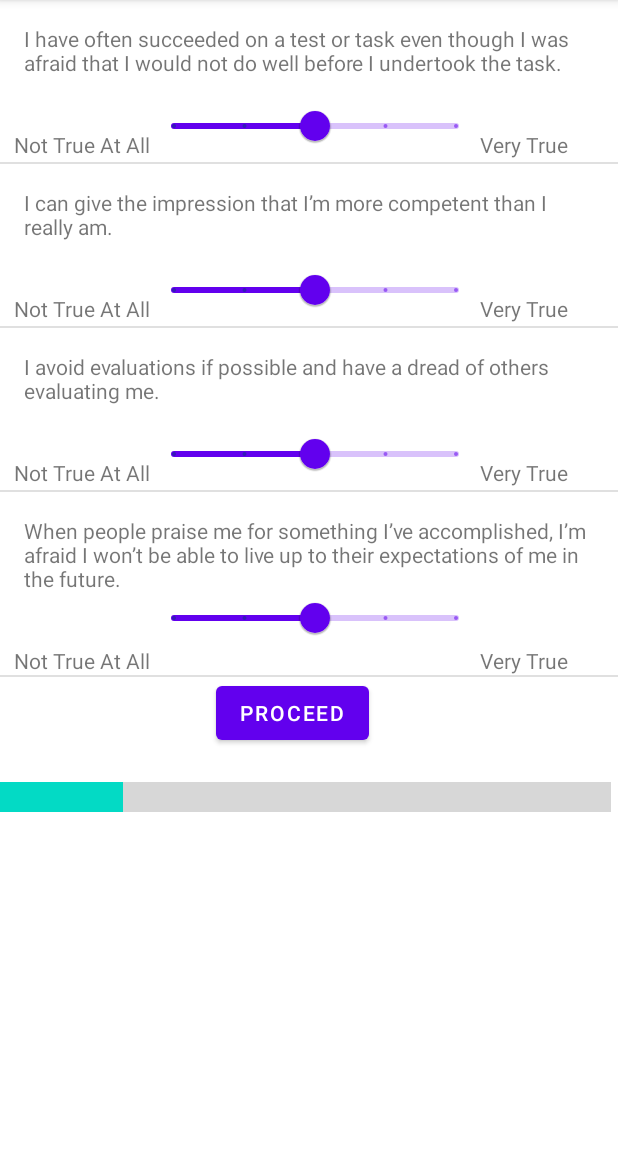
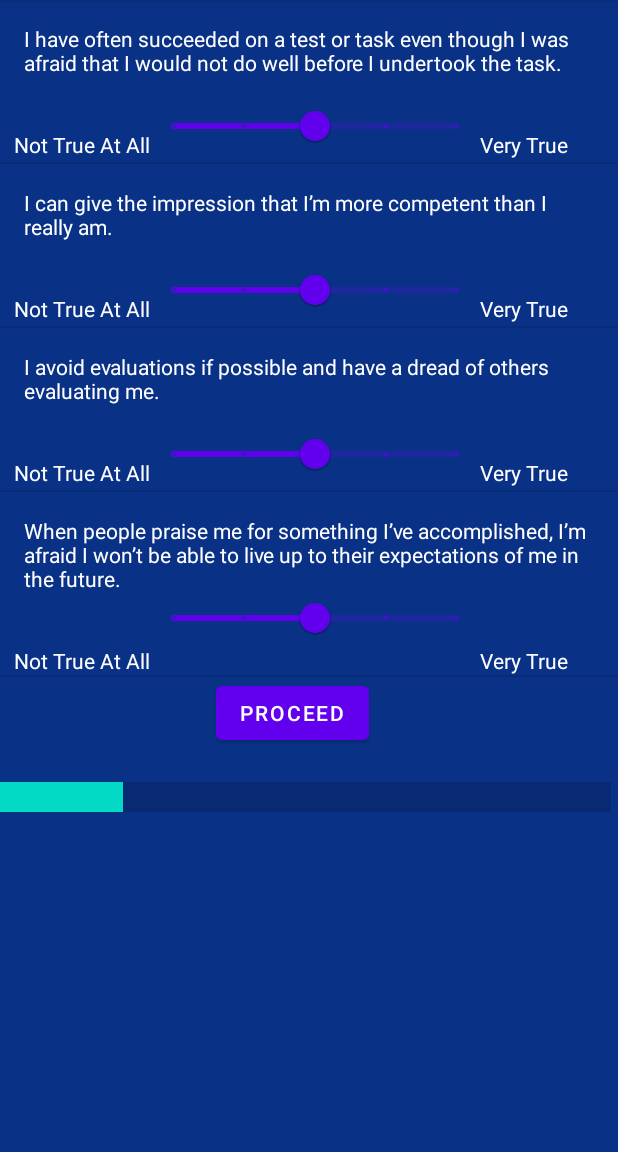
Before and after one commit to NaserSalameh/IP-Imposterless-App, an Android app: the screen it shows after launch (SetupActivity), after a tap on "START CIPS", on a phone screen of 412 x 824 dp, the part 84-1236 px from its top. Run offline under Robolectric (Android 15) with nearby library versions, the phone set to English and light mode, and no system bars; 2 other taps on this screen came first.

Commit message:
Sprint 2: Personal + Information Tab Last Changes: - Minor Visual Changes - Information Tab To be completed Sprint progress: - Ordered CIPs - Presented Results - Populated Personal Tab TO DO: - Information Tab

```diff
--- a/app/src/main/res/layout/activity_main.xml
+++ b/app/src/main/res/layout/activity_main.xml
@@ -19,10 +19,12 @@
         android:layout_width="wrap_content"
         android:layout_height="match_parent"
         android:layout_gravity="start"
-        android:background="#1A237E"
+        android:background="@color/dark_blue_background"
         android:fitsSystemWindows="true"
         android:theme="@style/Theme.ImposterPhenomenonInterventionApp"
         app:headerLayout="@layout/nav_header_main"
-        app:menu="@menu/activity_main_drawer" />
+        app:menu="@menu/activity_main_drawer"
+        app:itemTextColor="@android:color/white"
+        />
 
 </androidx.drawerlayout.widget.DrawerLayout>
--- a/app/src/main/res/layout/activity_setup_cips.xml
+++ b/app/src/main/res/layout/activity_setup_cips.xml
@@ -12,6 +12,7 @@
         android:id="@+id/scrollView"
         android:layout_width="match_parent"
         android:layout_height="match_parent"
+        android:background="@color/dark_blue_background"
         app:layout_constraintBottom_toBottomOf="parent"
         app:layout_constraintEnd_toEndOf="parent"
         app:layout_constraintStart_toStartOf="parent"
@@ -35,6 +36,7 @@
                     android:layout_marginTop="16dp"
                     android:layout_marginEnd="16dp"
                     android:text="Q1"
+                    android:textColor="@android:color/white"
                     app:layout_constraintEnd_toEndOf="parent"
                     app:layout_constraintStart_toStartOf="parent"
                     app:layout_constraintTop_toTopOf="parent" />
@@ -59,6 +61,7 @@
                     android:layout_marginStart="10dp"
                     android:layout_marginTop="35dp"
                     android:text="@string/cips1"
+                    android:textColor="@android:color/white"
                     app:layout_constraintEnd_toStartOf="@+id/rangeSlider1"
                     app:layout_constraintStart_toStartOf="parent"
                     app:layout_constraintTop_toBottomOf="@+id/questionText1" />
@@ -70,6 +73,7 @@
                     android:layout_marginTop="35dp"
                     android:layout_marginEnd="4dp"
                     android:text="@string/cips5"
+                    android:textColor="@android:color/white"
                     app:layout_constraintEnd_toEndOf="parent"
                     app:layout_constraintStart_toEndOf="@+id/rangeSlider1"
                     app:layout_constraintTop_toBottomOf="@+id/questionText1" />
@@ -95,6 +99,7 @@
                     android:layout_marginTop="16dp"
                     android:layout_marginEnd="16dp"
                     android:text="Q2"
+                    android:textColor="@android:color/white"
                     app:layout_constraintEnd_toEndOf="parent"
                     app:layout_constraintStart_toStartOf="parent"
                     app:layout_constraintTop_toTopOf="parent" />
@@ -119,6 +124,7 @@
                     android:layout_marginStart="10dp"
                     android:layout_marginTop="35dp"
                     android:text="@string/cips1"
+                    android:textColor="@android:color/white"
                     app:layout_constraintEnd_toStartOf="@+id/rangeSlider2"
                     app:layout_constraintStart_toStartOf="parent"
                     app:layout_constraintTop_toBottomOf="@+id/questionText2" />
@@ -130,6 +136,7 @@
                     android:layout_marginTop="35dp"
                     android:layout_marginEnd="4dp"
                     android:text="@string/cips5"
+                    android:textColor="@android:color/white"
                     app:layout_constraintEnd_toEndOf="parent"
                     app:layout_constraintStart_toEndOf="@+id/rangeSlider2"
                     app:layout_constraintTop_toBottomOf="@+id/questionText2" />
@@ -155,6 +162,7 @@
                     android:layout_marginTop="16dp"
                     android:layout_marginEnd="16dp"
                     android:text="Q3"
+                    android:textColor="@android:color/white"
                     app:layout_constraintEnd_toEndOf="parent"
                     app:layout_constraintStart_toStartOf="parent"
                     app:layout_constraintTop_toTopOf="parent" />
@@ -179,6 +187,7 @@
                     android:layout_marginStart="10dp"
                     android:layout_marginTop="35dp"
                     android:text="@string/cips1"
+                    android:textColor="@android:color/white"
                     app:layout_constraintEnd_toStartOf="@+id/rangeSlider3"
                     app:layout_constraintStart_toStartOf="parent"
                     app:layout_constraintTop_toBottomOf="@+id/questionText3" />
@@ -190,6 +199,7 @@
                     android:layout_marginTop="35dp"
                     android:layout_marginEnd="4dp"
                     android:text="@string/cips5"
+                    android:textColor="@android:color/white"
                     app:layout_constraintEnd_toEndOf="parent"
                     app:layout_constraintStart_toEndOf="@+id/rangeSlider3"
                     app:layout_constraintTop_toBottomOf="@+id/questionText3" />
@@ -215,6 +225,7 @@
                     android:layout_marginTop="16dp"
                     android:layout_marginEnd="16dp"
                     android:text="Q4"
+                    android:textColor="@android:color/white"
                     app:layout_constraintEnd_toEndOf="parent"
                     app:layout_constraintStart_toStartOf="parent"
                     app:layout_constraintTop_toTopOf="parent" />
@@ -239,6 +250,7 @@
                     android:layout_marginStart="10dp"
                     android:layout_marginTop="35dp"
                     android:text="@string/cips1"
+                    android:textColor="@android:color/white"
                     app:layout_constraintEnd_toStartOf="@+id/rangeSlider4"
                     app:layout_constraintStart_toStartOf="parent"
                     app:layout_constraintTop_toBottomOf="@+id/questionText4" />
@@ -250,6 +262,7 @@
                     android:layout_marginTop="35dp"
                     android:layout_marginEnd="4dp"
                     android:text="@string/cips5"
+                    android:textColor="@android:color/white"
                     app:layout_constraintEnd_toEndOf="parent"
                     app:layout_constraintStart_toEndOf="@+id/rangeSlider4"
                     app:layout_constraintTop_toBottomOf="@+id/questionText4" />
--- a/app/src/main/res/layout/activity_setup_information.xml
+++ b/app/src/main/res/layout/activity_setup_information.xml
@@ -8,12 +8,13 @@
 
     <ScrollView
         android:layout_width="match_parent"
-        android:layout_height="match_parent">
+        android:layout_height="match_parent"
+        android:background="@color/dark_blue_background">
 
         <LinearLayout
             android:layout_width="match_parent"
             android:layout_height="wrap_content"
-            android:orientation="vertical" >
+            android:orientation="vertical">
 
             <androidx.constraintlayout.widget.ConstraintLayout
                 android:id="@+id/constraintLayout8"
@@ -27,6 +28,7 @@
                     android:layout_marginStart="55dp"
                     android:layout_marginTop="49dp"
                     android:text="Ok, Some Quick Info about CIPS:"
+                    android:textColor="@android:color/white"
                     app:layout_constraintStart_toStartOf="parent"
                     app:layout_constraintTop_toTopOf="parent" />
 
--- a/app/src/main/res/layout/activity_startup.xml
+++ b/app/src/main/res/layout/activity_startup.xml
@@ -9,6 +9,7 @@
     <LinearLayout
         android:layout_width="match_parent"
         android:layout_height="0dp"
+        android:background="@color/dark_blue_background"
         android:orientation="vertical"
         app:layout_constraintBottom_toBottomOf="parent"
         app:layout_constraintEnd_toEndOf="parent"
@@ -21,7 +22,8 @@
             android:id="@+id/progressBar"
             style="?android:attr/progressBarStyle"
             android:layout_width="match_parent"
-            android:layout_height="171dp" />
+            android:layout_height="171dp"
+            android:layout_marginTop="100dp" />
 
         <TextView
             android:id="@+id/setupTextView"
@@ -33,6 +35,7 @@
             android:text="Checking For Database..."
             android:textAlignment="center"
             android:textAppearance="@style/TextAppearance.AppCompat.Large"
+            android:textColor="@android:color/white"
             android:textIsSelectable="false"
             android:textStyle="bold"
             tools:text="Checking For Database..." />
--- a/app/src/main/res/layout/app_bar_main.xml
+++ b/app/src/main/res/layout/app_bar_main.xml
@@ -20,6 +20,8 @@
 
     </com.google.android.material.appbar.AppBarLayout>
 
-    <include layout="@layout/content_main" />
+    <include
+        layout="@layout/content_main"
+        android:background="@color/dark_blue_background" />
 
 </androidx.coordinatorlayout.widget.CoordinatorLayout>
--- a/app/src/main/res/layout/fragment_profile.xml
+++ b/app/src/main/res/layout/fragment_profile.xml
@@ -4,6 +4,7 @@
     xmlns:tools="http://schemas.android.com/tools"
     android:layout_width="match_parent"
     android:layout_height="match_parent"
+    android:background="@color/dark_blue_background"
     tools:context=".activities.main.profile.ProfileFragment">
 
     <LinearLayout
@@ -15,6 +16,7 @@
             android:id="@+id/profileImageView"
             android:layout_width="match_parent"
             android:layout_height="wrap_content"
+            android:padding="4dp"
             tools:src="@tools:sample/avatars" />
 
         <TextView
@@ -23,6 +25,7 @@
             android:layout_height="wrap_content"
             android:text="TextView"
             android:textAlignment="center"
+            android:textColor="@android:color/white"
             android:textSize="24sp"
             android:textStyle="bold" />
 
```
Also changed, not shown: app/src/main/res/layout/activity_setup_personal.xml (+8 -0 lines), app/src/main/res/layout/activity_setup_plan_card.xml (+7 -2 lines).
